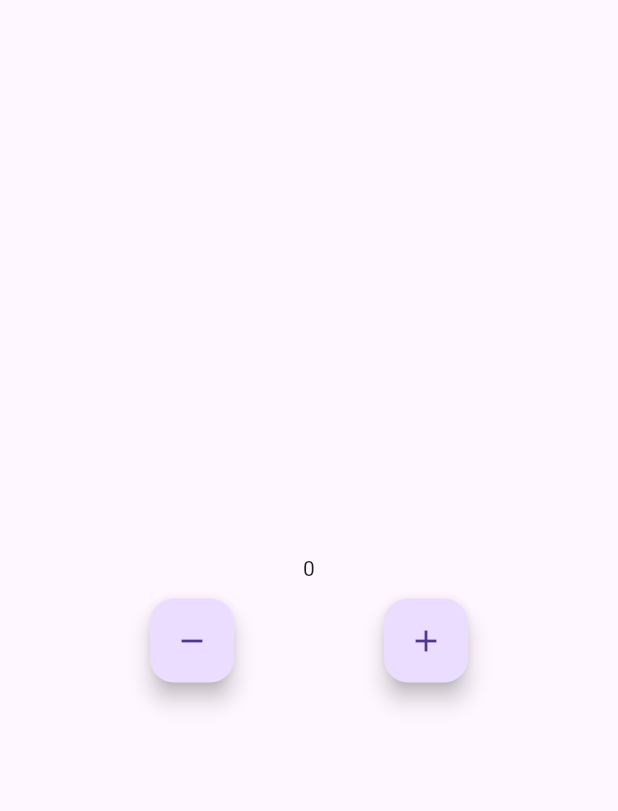
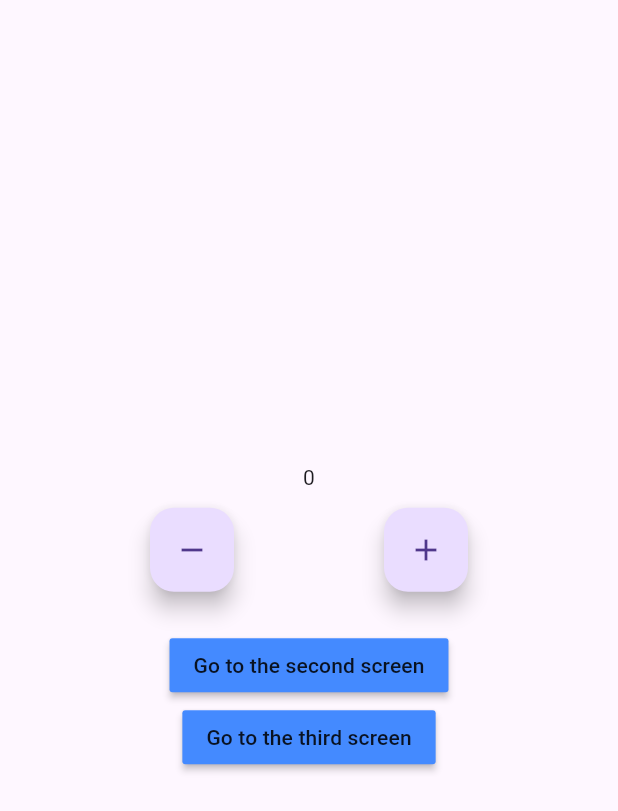
Before and after one commit to malachieborohoul/FlutterBloc, a Flutter app: the screen it shows after launch, on a phone screen of 412 x 824 dp. Shown: the top 811 px of the screen. Run offline on Flutter 3.47's test engine with Material 3 defaults, Android fonts, the phone set to English and light mode, and no system bars; our stand-ins replace bloc, equatable, flutter_bloc.

Commit message:
Refactoring layers and introducing BlocProvider.value to pass CounterState towards many pages

```diff
--- a/lib/main.dart
+++ b/lib/main.dart
@@ -1,76 +1,52 @@
-import 'package:bloc_flutter/cubit/counter_cubit.dart';
+import 'package:bloc_flutter/logic/cubit/counter_cubit.dart';
+import 'package:bloc_flutter/presentation/screens/home_screen.dart';
+import 'package:bloc_flutter/presentation/screens/second_screen.dart';
+import 'package:bloc_flutter/presentation/screens/third_screen.dart';
 import 'package:flutter/material.dart';
 import 'package:flutter_bloc/flutter_bloc.dart';
 
 void main() {
-  runApp(const MyApp());
+  runApp(MyApp());
 }
 
-class MyApp extends StatelessWidget {
-  const MyApp({super.key});
+class MyApp extends StatefulWidget {
+  MyApp({super.key});
+
+  @override
+  State<MyApp> createState() => _MyAppState();
+}
+
+class _MyAppState extends State<MyApp> {
+  final CounterCubit _counterCubit = CounterCubit();
+  @override
+  void dispose() {
+    _counterCubit.close();
+    super.dispose();
+  }
 
   @override
   Widget build(BuildContext context) {
     return BlocProvider<CounterCubit>(
       create: (context) => CounterCubit(),
-      child: const MaterialApp(
-        home: HomePage(),
+      child: MaterialApp(
+        routes: {
+          '/': (context) => BlocProvider.value(
+                value: _counterCubit,
+                child: const HomeScreen(
+                    title: "Home Screen", color: Colors.blueAccent),
+              ),
+          '/second': (context) => BlocProvider.value(
+                value: _counterCubit,
+                child: const SecondScreen(
+                    title: "Second Screen", color: Colors.orangeAccent),
+              ),
+          '/third': (context) => BlocProvider.value(
+                value: _counterCubit,
+                child: const ThirdScreen(
+                    title: "Third Screen", color: Colors.greenAccent),
+              ),
+        },
       ),
     );
   }
 }
-
-class HomePage extends StatefulWidget {
-  const HomePage({super.key});
-
-  @override
-  State<HomePage> createState() => _HomePageState();
-}
-
-class _HomePageState extends State<HomePage> {
-  @override
-  Widget build(BuildContext context) {
-    return Scaffold(
-      body: Center(
-        child: Column(
-          crossAxisAlignment: CrossAxisAlignment.center,
-          mainAxisAlignment: MainAxisAlignment.center,
-          children: [
-            BlocConsumer<CounterCubit, CounterState>(
-              listener: (context, state) {
-                ScaffoldMessenger.of(context).showSnackBar(SnackBar(
-                  content: Text(
-                      state.wasIncremented == true ? "Increment" : "Decrement"),
-                  duration: const Duration(milliseconds: 300),
-                ));
-              },
-              builder: (context, state) {
-                return Text(state.counterValue.toString());
-              },
-            ),
-            const SizedBox(
-              height: 10,
-            ),
-            Row(
-              mainAxisAlignment: MainAxisAlignment.spaceEvenly,
-              children: [
-                FloatingActionButton(
-                  onPressed: () {
-                    BlocProvider.of<CounterCubit>(context).decrement();
-                  },
-                  child: const Icon(Icons.remove),
-                ),
-                FloatingActionButton(
-                  onPressed: () {
-                    BlocProvider.of<CounterCubit>(context).increment();
-                  },
-                  child: const Icon(Icons.add),
-                ),
-              ],
-            )
-          ],
-        ),
-      ),
-    );
-  }
-}
--- /dev/null
+++ b/lib/presentation/screens/home_screen.dart
@@ -0,0 +1,82 @@
+import 'package:bloc_flutter/logic/cubit/counter_cubit.dart';
+import 'package:bloc_flutter/presentation/screens/second_screen.dart';
+import 'package:flutter/material.dart';
+import 'package:flutter_bloc/flutter_bloc.dart';
+
+class HomeScreen extends StatefulWidget {
+  const HomeScreen({super.key, required this.title, required this.color});
+
+  final String title;
+  final Color color;
+
+  @override
+  State<HomeScreen> createState() => _HomeScreenState();
+}
+
+class _HomeScreenState extends State<HomeScreen> {
+  @override
+  Widget build(BuildContext context) {
+    return Scaffold(
+      body: Center(
+        child: Column(
+          crossAxisAlignment: CrossAxisAlignment.center,
+          mainAxisAlignment: MainAxisAlignment.center,
+          children: [
+            BlocConsumer<CounterCubit, CounterState>(
+              listener: (context, state) {
+                ScaffoldMessenger.of(context).showSnackBar(SnackBar(
+                  content: Text(
+                      state.wasIncremented == true ? "Increment" : "Decrement"),
+                  duration: const Duration(milliseconds: 300),
+                ));
+              },
+              builder: (context, state) {
+                return Text(state.counterValue.toString());
+              },
+            ),
+            const SizedBox(
+              height: 10,
+            ),
+            Row(
+              mainAxisAlignment: MainAxisAlignment.spaceEvenly,
+              children: [
+                FloatingActionButton(
+                  heroTag: Text(widget.title + "1"),
+                  onPressed: () {
+                    BlocProvider.of<CounterCubit>(context).decrement();
+                  },
+                  child: const Icon(Icons.remove),
+                ),
+                FloatingActionButton(
+                  heroTag: Text(widget.title + "2"),
+                  onPressed: () {
+                    BlocProvider.of<CounterCubit>(context).increment();
+                  },
+                  child: const Icon(Icons.add),
+                ),
+              ],
+            ),
+            const SizedBox(
+              height: 25,
+            ),
+            MaterialButton(
+              color: widget.color,
+              onPressed: () {
+                                   Navigator.pushNamed(context, '/second');
+
+              },
+              child: const Text("Go to the second screen"),
+            ),
+            MaterialButton(
+              color: widget.color,
+              onPressed: () {
+                Navigator.pushNamed(context, '/third');
+              },
+              child: const Text("Go to the third screen"),
+            )
+          ],
+        ),
+      ),
+    );
+  }
+}
```
Also changed, not shown: lib/presentation/screens/second_screen.dart (added, +69 -0 lines), lib/presentation/screens/third_screen.dart (added, +73 -0 lines), lib/logic/cubit/counter_cubit.dart (renamed from lib/cubit/counter_cubit.dart), lib/logic/cubit/counter_state.dart (renamed from lib/cubit/counter_state.dart), 1 other file.
